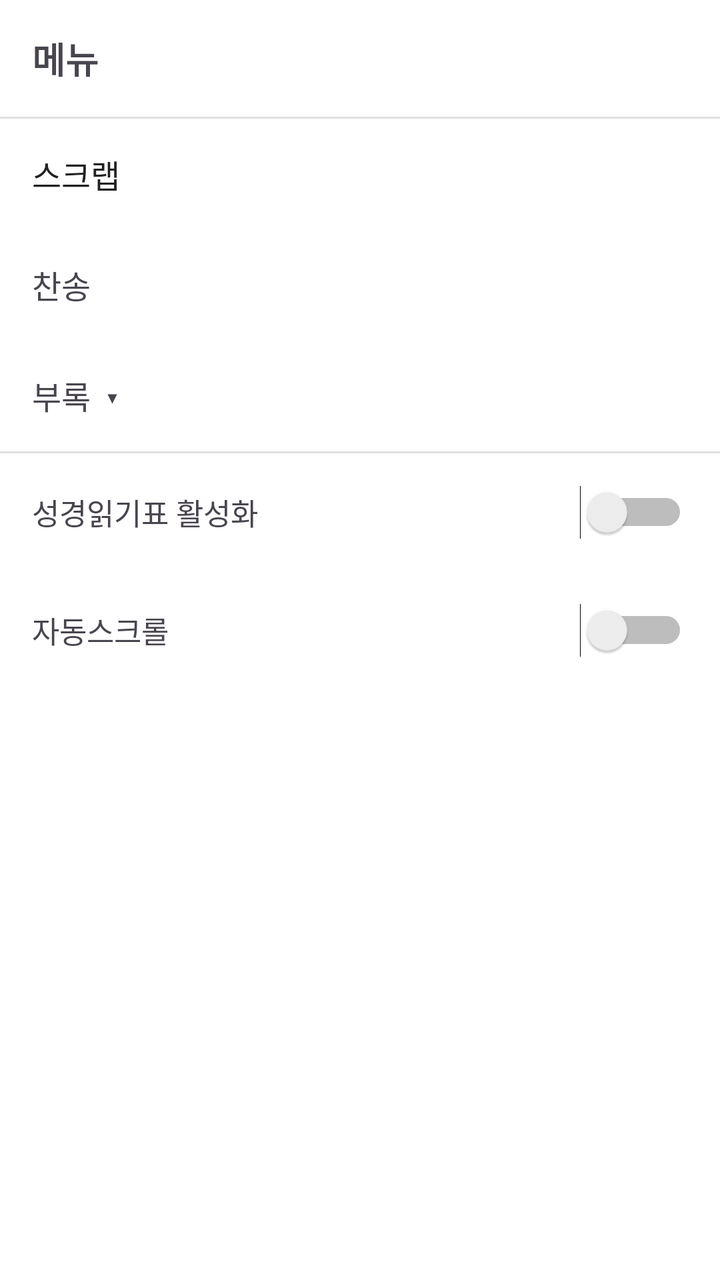
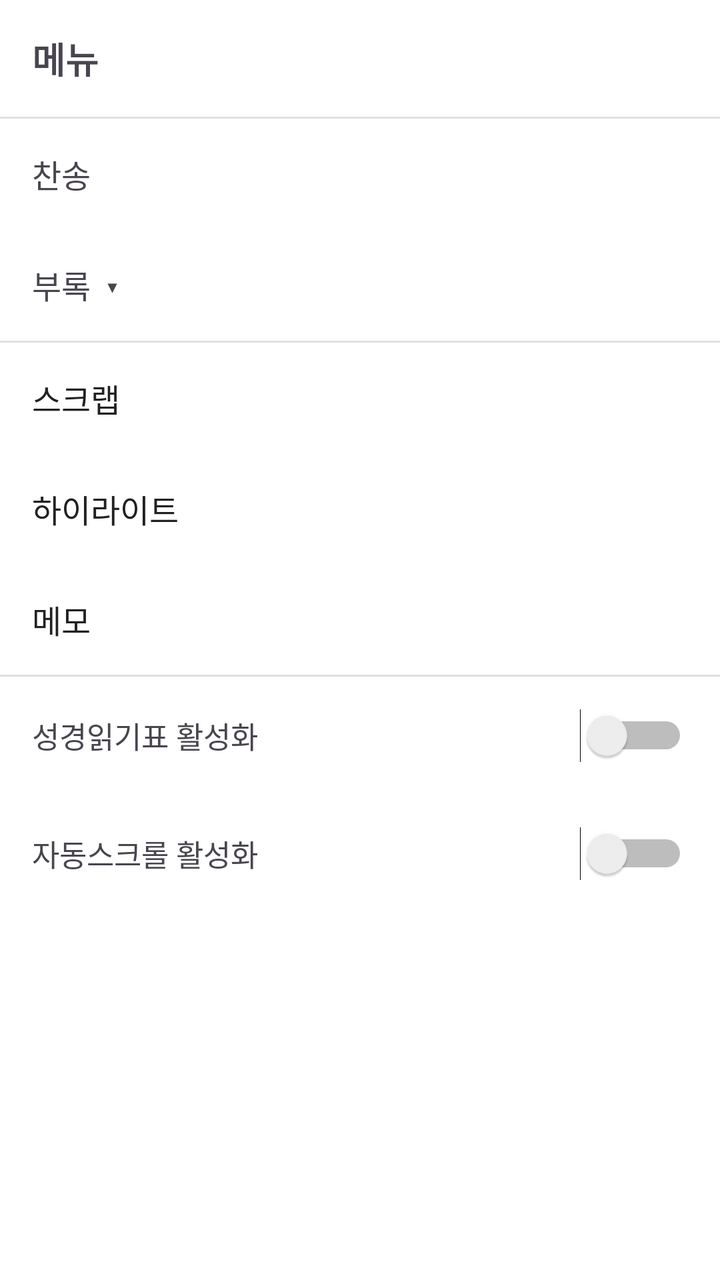

Before-and-after screenshots of an Android layout around one commit, followed by the original layout XML and the change that was made.
<!-- AndroidManifest.xml: application theme Theme.BNOTE -->
<!-- res/layout/panel_bible_menu.xml -->
<?xml version="1.0" encoding="utf-8"?>
<FrameLayout xmlns:android="http://schemas.android.com/apk/res/android"
    android:layout_width="280dp"
    android:layout_height="match_parent">

    <LinearLayout
        android:id="@+id/panel"
        android:layout_width="match_parent"
        android:layout_height="match_parent"
        android:orientation="vertical"
        android:background="@color/surface_background"
        android:elevation="8dp">

        <TextView
            android:layout_width="match_parent"
            android:layout_height="wrap_content"
            android:padding="16dp"
            android:text="메뉴"
            android:textSize="18sp"
            android:textStyle="bold" />

        <View
            android:layout_width="match_parent"
            android:layout_height="1dp"
            android:background="@color/divider_light" />

        <ScrollView
            android:layout_width="match_parent"
            android:layout_height="0dp"
            android:layout_weight="1">

            <LinearLayout
                android:layout_width="match_parent"
                android:layout_height="wrap_content"
                android:orientation="vertical">

                <TextView
                    android:id="@+id/menu_scrap"
                    android:layout_width="match_parent"
                    android:layout_height="wrap_content"
                    android:padding="16dp"
                    android:text="스크랩"
                    android:textSize="16sp"
                    android:textColor="@color/text_primary"
                    android:background="?attr/selectableItemBackground"
                    android:clickable="true"
                    android:focusable="true" />

                <TextView
                    android:id="@+id/menu_hymn"
                    android:layout_width="match_parent"
                    android:layout_height="wrap_content"
                    android:padding="16dp"
                    android:text="찬송"
                    android:textSize="16sp"
                    android:background="?attr/selectableItemBackground"
                    android:clickable="true"
                    android:focusable="true" />

                <TextView
                    android:id="@+id/menu_appendix"
                    android:layout_width="match_parent"
                    android:layout_height="wrap_content"
                    android:padding="16dp"
                    android:text="부록  ▾"
                    android:textSize="16sp"
                    android:background="?attr/selectableItemBackground"
                    android:clickable="true"
                    android:focusable="true" />

                <LinearLayout
                    android:id="@+id/container_appendix_list"
                    android:layout_width="match_parent"
                    android:layout_height="wrap_content"
                    android:orientation="vertical"
                    android:background="@color/input_background"
                    android:visibility="gone" />

                <View
                    android:layout_width="match_parent"
                    android:layout_height="1dp"
                    android:background="@color/divider_light" />

                <LinearLayout
                    android:layout_width="match_parent"
                    android:layout_height="wrap_content"
                    android:orientation="horizontal"
                    android:gravity="center_vertical"
                    android:padding="16dp">

                    <TextView
                        android:layout_width="0dp"
                        android:layout_height="wrap_content"
                        android:layout_weight="1"
                        android:text="성경읽기표 활성화"
                        android:textSize="15sp" />

                    <Switch
                        android:id="@+id/switch_reading_plan"
                        android:layout_width="wrap_content"
                        android:layout_height="wrap_content" />
                </LinearLayout>

                <LinearLayout
                    android:layout_width="match_parent"
                    android:layout_height="wrap_content"
                    android:orientation="horizontal"
                    android:gravity="center_vertical"
                    android:padding="16dp">

                    <TextView
                        android:layout_width="0dp"
                        android:layout_height="wrap_content"
                        android:layout_weight="1"
                        android:text="자동스크롤"
                        android:textSize="15sp" />

                    <Switch
                        android:id="@+id/switch_auto_scroll"
                        android:layout_width="wrap_content"
                        android:layout_height="wrap_content" />
                </LinearLayout>
            </LinearLayout>
        </ScrollView>
    </LinearLayout>
</FrameLayout>
<!-- resources referenced by this layout -->
<resources>
  <color name="divider_light">#E0E0E0</color>
  <color name="input_background">#F5F5F5</color>
  <color name="surface_background">#FFFFFF</color>
  <color name="text_primary">#212121</color>
  <style name="Theme.BNOTE" parent="Base.Theme.BNOTE" />
  <style name="Base.Theme.BNOTE" parent="Theme.Material3.DayNight.NoActionBar">
          <item name="colorPrimary">@color/brown_primary</item>
          <item name="colorPrimaryDark">@color/brown_primary_dark</item>
          <item name="android:statusBarColor">@color/brown_primary_dark</item>
          <item name="android:windowLightStatusBar">false</item>
          <item name="android:windowBackground">@color/surface_background</item>
      </style>
  <color name="brown_primary">#795548</color>
  <color name="brown_primary_dark">#5D4037</color>
</resources>

<!-- the commit's change to res/layout/panel_bible_menu.xml (unified diff, before → after) -->
@@ -35,18 +35,6 @@
                 android:orientation="vertical">
 
                 <TextView
-                    android:id="@+id/menu_scrap"
-                    android:layout_width="match_parent"
-                    android:layout_height="wrap_content"
-                    android:padding="16dp"
-                    android:text="스크랩"
-                    android:textSize="16sp"
-                    android:textColor="@color/text_primary"
-                    android:background="?attr/selectableItemBackground"
-                    android:clickable="true"
-                    android:focusable="true" />
-
-                <TextView
                     android:id="@+id/menu_hymn"
                     android:layout_width="match_parent"
                     android:layout_height="wrap_content"
@@ -75,6 +63,47 @@
                     android:orientation="vertical"
                     android:background="@color/input_background"
                     android:visibility="gone" />
+
+                <View
+                    android:layout_width="match_parent"
+                    android:layout_height="1dp"
+                    android:background="@color/divider_light" />
+
+                <TextView
+                    android:id="@+id/menu_scrap"
+                    android:layout_width="match_parent"
+                    android:layout_height="wrap_content"
+                    android:padding="16dp"
+                    android:text="스크랩"
+                    android:textSize="16sp"
+                    android:textColor="@color/text_primary"
+                    android:background="?attr/selectableItemBackground"
+                    android:clickable="true"
+                    android:focusable="true" />
+
+                <TextView
+                    android:id="@+id/menu_highlight"
+                    android:layout_width="match_parent"
+                    android:layout_height="wrap_content"
+                    android:padding="16dp"
+                    android:text="하이라이트"
+                    android:textSize="16sp"
+                    android:textColor="@color/text_primary"
+                    android:background="?attr/selectableItemBackground"
+                    android:clickable="true"
+                    android:focusable="true" />
+
+                <TextView
+                    android:id="@+id/menu_memo"
+                    android:layout_width="match_parent"
+                    android:layout_height="wrap_content"
+                    android:padding="16dp"
+                    android:text="메모"
+                    android:textSize="16sp"
+                    android:textColor="@color/text_primary"
+                    android:background="?attr/selectableItemBackground"
+                    android:clickable="true"
+                    android:focusable="true" />
 
                 <View
                     android:layout_width="match_parent"
@@ -112,7 +141,7 @@
                         android:layout_width="0dp"
                         android:layout_height="wrap_content"
                         android:layout_weight="1"
-                        android:text="자동스크롤"
+                        android:text="자동스크롤 활성화"
                         android:textSize="15sp" />
 
                     <Switch
